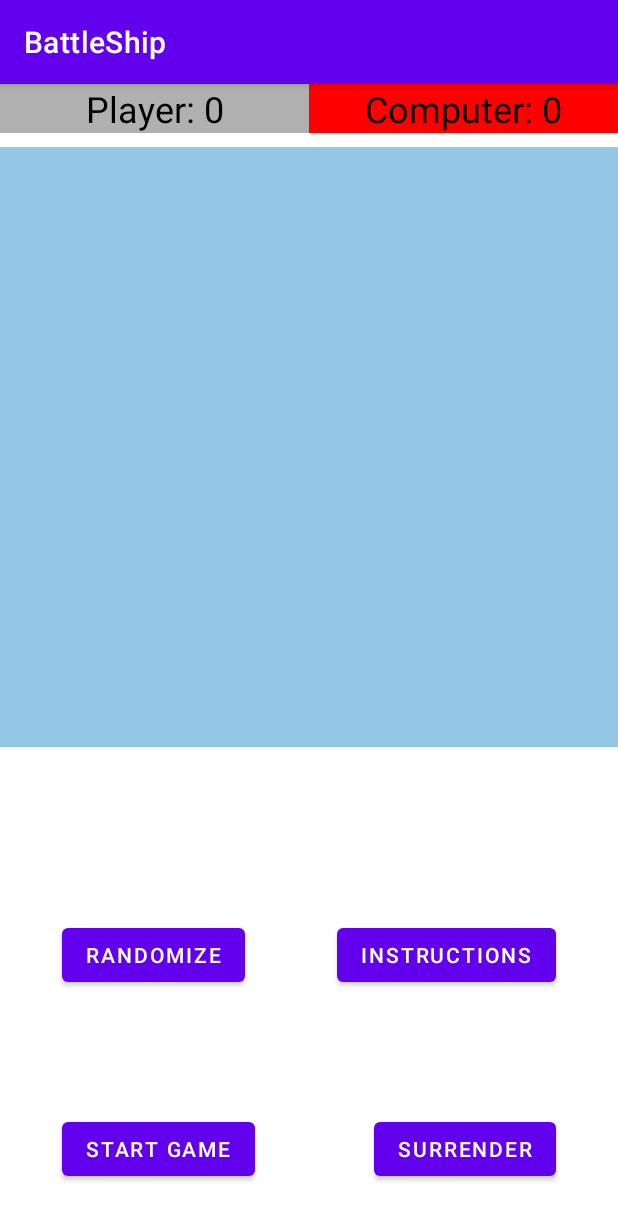
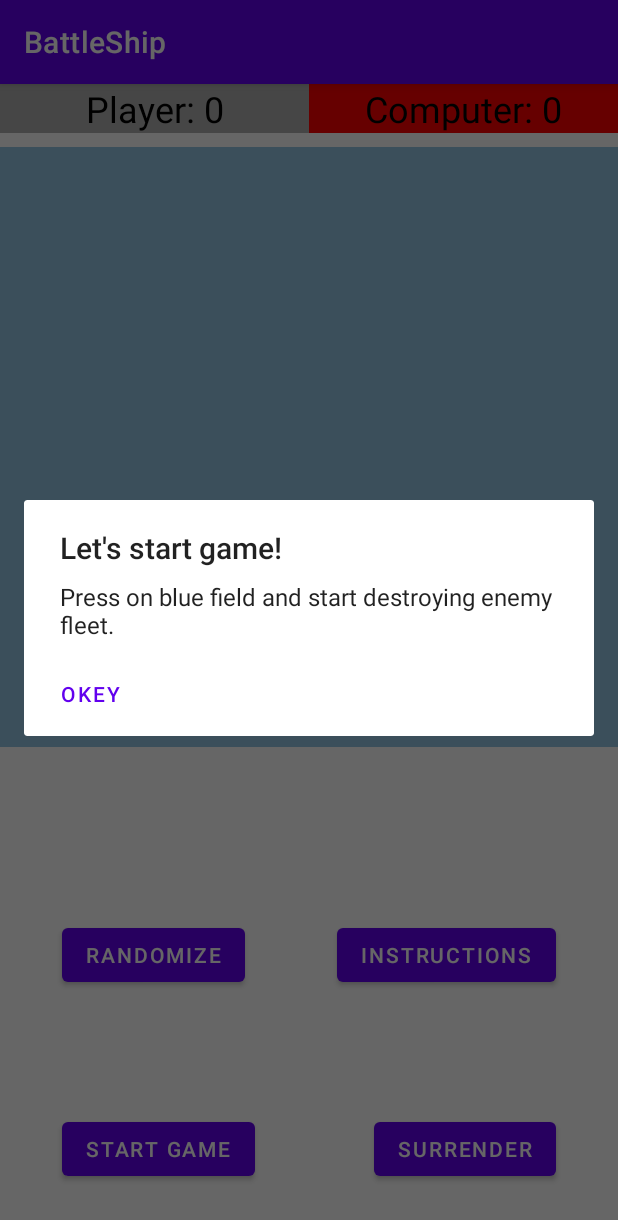
Before and after one commit to kristapspicelevics/BattleShip_MPI_2, an Android app: the screen it shows after launch (MainActivity), after a tap on "START GAME", on a phone screen of 412 x 824 dp. Shown: the top 1220 px of the screen. Run offline under Robolectric (Android 15) with nearby library versions, the phone set to English and light mode, and no system bars; 3 other taps on this screen came first.

Commit message:
Add some info text

```diff
--- a/app/src/main/java/lv/kristaps/battleship/MainActivity.java
+++ b/app/src/main/java/lv/kristaps/battleship/MainActivity.java
@@ -31,6 +31,7 @@ public class MainActivity extends AppCompatActivity {
     String playerScoreString = "Player: ";
     String win = "win";
     String lose = "lose";
+    String surrender= "surrender";
     String scoreString;
     Button buttonRandom, buttonStart, buttonSurrender, buttonAlert;
     AI ai;
@@ -85,7 +86,7 @@ public class MainActivity extends AppCompatActivity {
             public void onClick(View v) {
                 AlertDialog alertDialog = new AlertDialog.Builder(MainActivity.this).create();
                 alertDialog.setTitle("Instructions");
-                alertDialog.setMessage("The purpose of the game is to defeat your opponent's fleet before enemy destroyed your fleet. You can change the layout of your ships by pressing Randomize before the game starts. Attacks can be made by pressing on the playing field. You can take one shot on the opponent's playing field in one move. If the shot is accurate, it can be repeated, but if the shot is inaccurate, the move passes to the opponent's player.");
+                alertDialog.setMessage(getString(R.string.instruction));
                 alertDialog.setButton(AlertDialog.BUTTON_NEUTRAL, "Okey",
                     new DialogInterface.OnClickListener() {
                         public void onClick(DialogInterface dialog, int which){
@@ -98,6 +99,16 @@ public class MainActivity extends AppCompatActivity {
         buttonStart.setOnClickListener(new View.OnClickListener() {
             @Override
             public void onClick(View v) {
+                AlertDialog alertDialog = new AlertDialog.Builder(MainActivity.this).create();
+                alertDialog.setTitle("Let's start game!");
+                alertDialog.setMessage(getString(R.string.start_game));
+                alertDialog.setButton(AlertDialog.BUTTON_NEUTRAL, "Okey",
+                        new DialogInterface.OnClickListener() {
+                            public void onClick(DialogInterface dialog, int which){
+                                dialog.dismiss();
+                            }
+                        });
+                alertDialog.show();
                 isPlayer = false;
                 adapter = new Adapter(MainActivity.this, playerMap, computerMap, map, isPlayer, didWin, imageId);
                 gridView.setAdapter(adapter);
@@ -108,6 +119,7 @@ public class MainActivity extends AppCompatActivity {
         buttonSurrender.setOnClickListener(new View.OnClickListener() {
             @Override
             public void onClick(View v) {
+                result(surrender, ai.computerScore, playerScore);
                 buttonStart.setEnabled(true);
                 buttonRandom.setEnabled(true);
                 handler.removeCallbacksAndMessages(null);
@@ -215,7 +227,7 @@ public class MainActivity extends AppCompatActivity {
 
     public void result(String result, int pc, int player){
         AlertDialog alertDialog = new AlertDialog.Builder(MainActivity.this).create();
-        alertDialog.setTitle("Game is over!");
+        alertDialog.setTitle(getString(R.string.end));
         alertDialog.setMessage("Congratulations, you " +result+ "!\n" + "Result was " +player+ ":"+ pc);
         alertDialog.setButton(AlertDialog.BUTTON_NEUTRAL, "Okey",
                 new DialogInterface.OnClickListener() {
--- a/app/src/main/res/values/strings.xml
+++ b/app/src/main/res/values/strings.xml
@@ -1,3 +1,7 @@
 <resources>
     <string name="app_name">BattleShip</string>
+    <string name="instruction">The purpose of the game is to defeat your opponents fleet before enemy destroyed your fleet. You can change the layout of your ships by pressing button Randomize. Attacks can be made by pressing on the blue playing field. You can take one shot on the opponents playing field in one move. If the shot is accurate, it can be repeated, but if the shot is inaccurate, the move passes to the opponents player. </string>
+    <string name="start_game">Press on blue field and start destroying enemy fleet.</string>
+    <string name="end">Game is over!</string>
+
 </resources>
```
